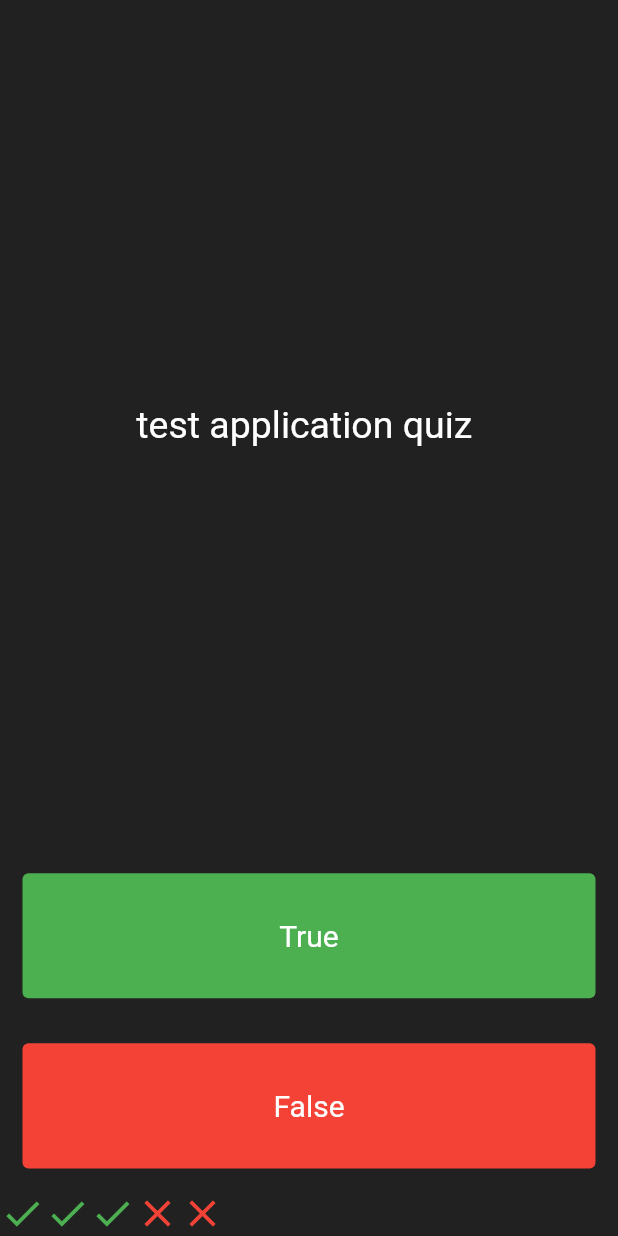
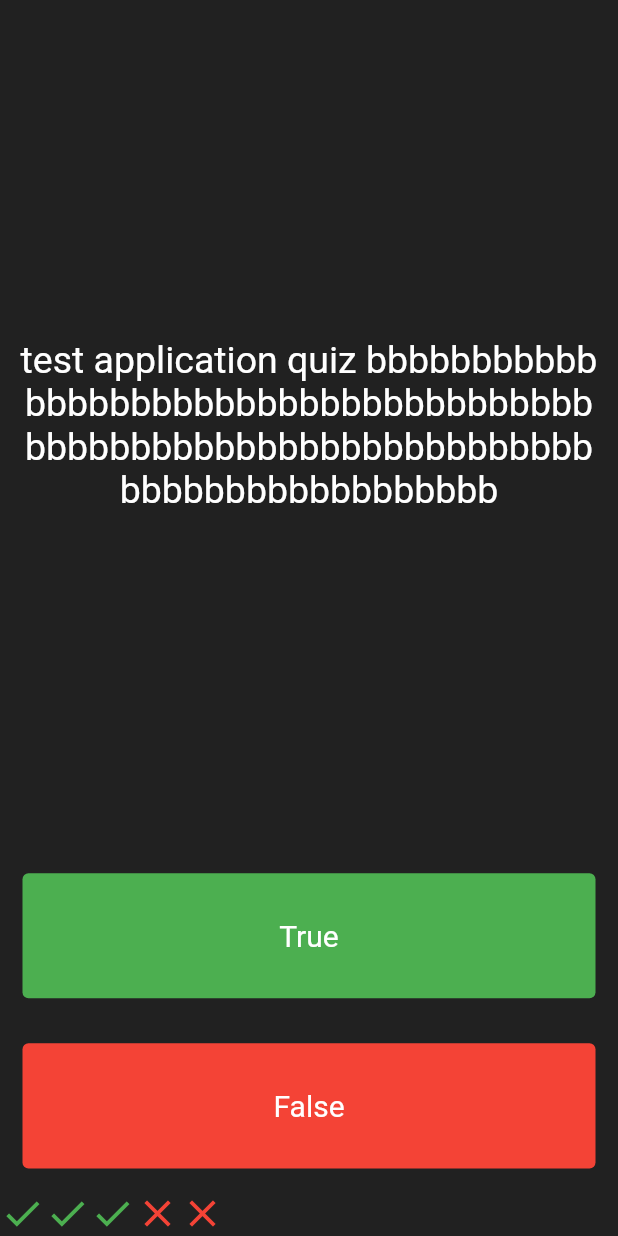
Before and after one commit to imaho-ivou/quizz, a Flutter app: the screen it shows after launch, on a phone screen of 412 x 824 dp. Run offline on Flutter 3.47's test engine with Material 2 defaults, Android fonts, the phone set to English and light mode, and no system bars.

```diff
--- a/lib/main.dart
+++ b/lib/main.dart
@@ -66,8 +66,9 @@ class _QuizState extends State<Quiz> {
                 child: Padding(
                   padding: EdgeInsets.all(10.0),
                   child: Text(
-                    'test application quiz ',
+                    'test application quiz bbbbbbbbbbbbbbbbbbbbbbbbbbbbbbbbbbbbbbbbbbbbbbbbbbbbbbbbbbbbbbbbbbbbbbbbbbbbbbbbbbb',
                     style: TextStyle(color: Colors.white, fontSize: 25),
+                    textAlign: TextAlign.center,
                   ),
                 ),
               ),
```
